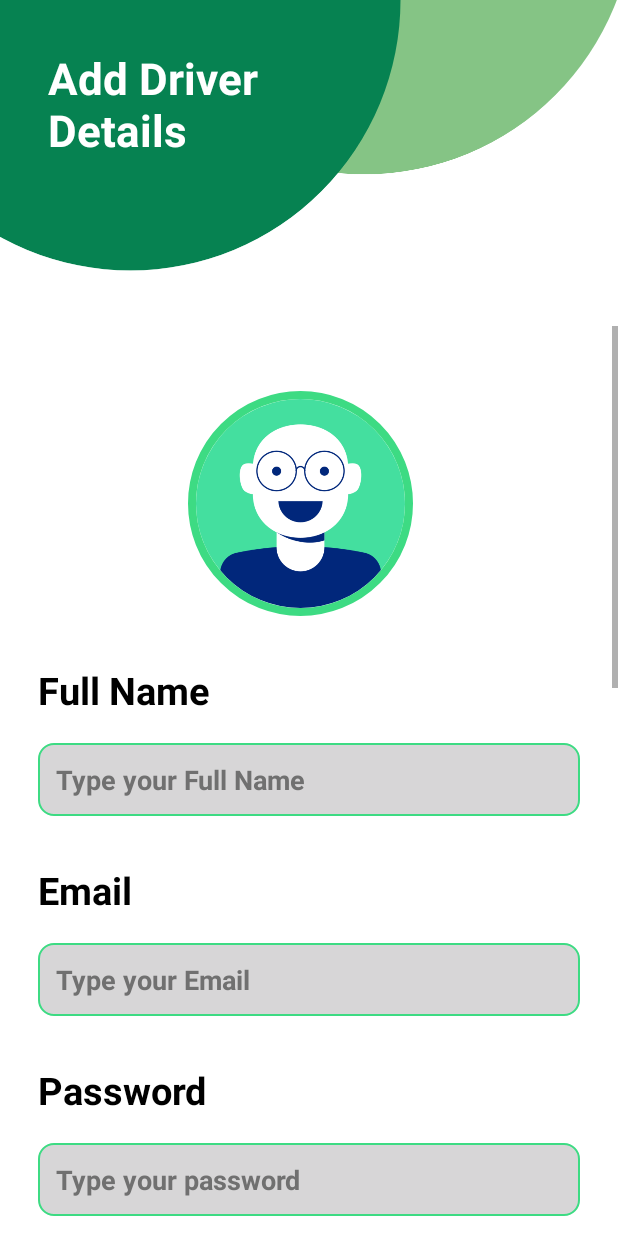
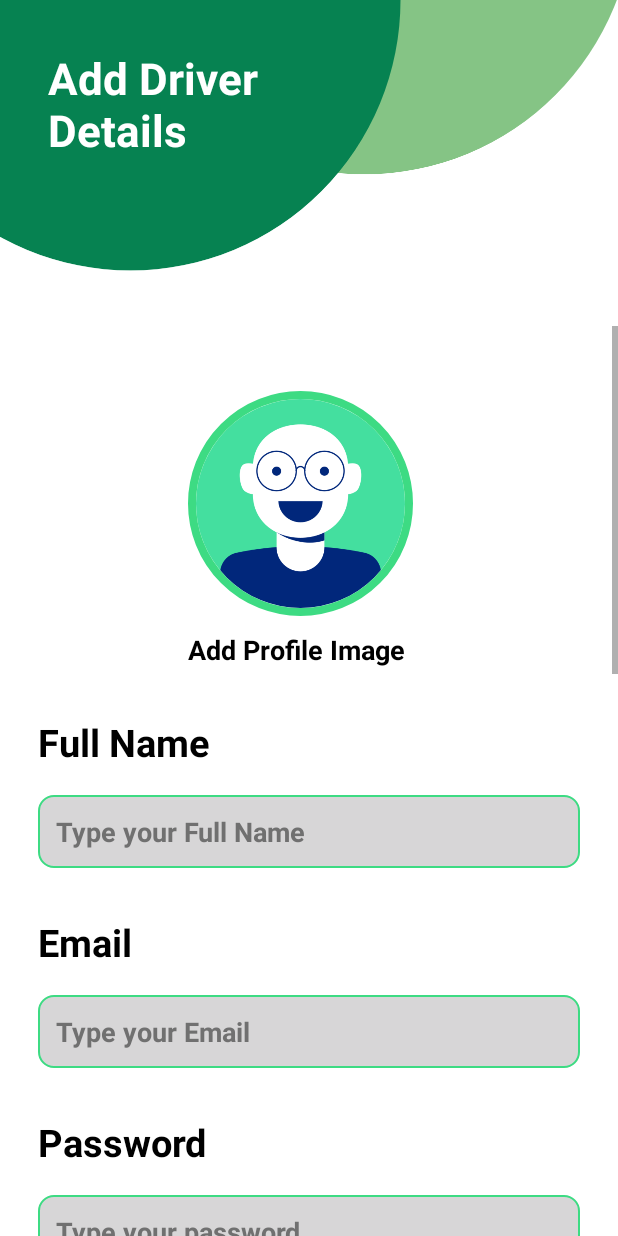
Before and after one commit to PrayasDhand/FinalDriverApp, an Android app: the DriverRegistration screen opened directly, with no data from a screen before it, on a phone screen of 412 x 824 dp. Run offline under Robolectric (Android 15) with nearby library versions, the phone set to English and light mode, and no system bars; our stand-ins replace CircleImageView, Firebase (no records; nobody signed in at launch, a user with empty details on screens opened directly); libraries missing offline, so code that uses them is left out: com.googlecode.tesseract; 1 statement that could not run was skipped.

Commit message:
Made some changes and integrated firebase

```diff
--- a/app/src/main/java/com/example/basic/DriverRegistration.java
+++ b/app/src/main/java/com/example/basic/DriverRegistration.java
@@ -20,6 +20,7 @@ import android.widget.CheckBox;
 import android.widget.EditText;
 
 import android.widget.ImageView;
+import android.widget.TextView;
 import android.widget.Toast;
 import androidx.appcompat.app.AppCompatActivity;
 import androidx.appcompat.widget.AppCompatButton;
@@ -45,6 +46,7 @@ public class DriverRegistration extends AppCompatActivity {
     private ImageView licenseImageView;
     private TextInputEditText dobEditText;
     EditText fullNameEditText;
+    private TextView profileImageText;
     EditText emailEditText;
     EditText passwordEditText;
     private CheckBox showPasswordCheckBox;
@@ -78,11 +80,14 @@ public class DriverRegistration extends AppCompatActivity {
         emailEditText = findViewById(R.id.email);
         passwordEditText = findViewById(R.id.password);
         dobEditText = findViewById(R.id.dobEditText);
+
+
         TextInputLayout datePickerLayout = findViewById(R.id.datePickerLayout);
         dobEditText.setOnClickListener(v -> showDatePickerDialog());
 
         vehicleEditText = findViewById(R.id.vehicleType);
         licenseNoEditText = findViewById(R.id.licenseNo);
+        profileImageText = findViewById(R.id.addProfileImageText);
         contactEditText = findViewById(R.id.contact);
         addressEditText = findViewById(R.id.address);
         circularImageViewDriver = findViewById(R.id.circularImageViewDriver);
@@ -354,7 +359,14 @@ public class DriverRegistration extends AppCompatActivity {
 
     private boolean verifyDetailsWithOCR(String ocrResult, String licenseNo) {
         // Check if the license number is present in the OCR result
-        return ocrResult.toLowerCase().contains(licenseNo.toLowerCase());
+        String ocrResultLowerCase = ocrResult.toLowerCase();
+
+        // Check if the license number and vehicle type are present in the OCR result
+        boolean licenseNumberMatch = ocrResultLowerCase.contains(licenseNo.toLowerCase());
+
+
+        // Both license number and vehicle type should match for successful validation
+        return licenseNumberMatch;
     }
 
 
--- a/app/src/main/res/layout/register_driver.xml
+++ b/app/src/main/res/layout/register_driver.xml
@@ -61,6 +61,20 @@
 
                 app:layout_constraintStart_toStartOf="parent"
                 app:layout_constraintTop_toBottomOf="@id/imageViewDriver" />
+
+            <TextView
+                android:id="@+id/addProfileImageText"
+                android:layout_width="wrap_content"
+                android:layout_height="wrap_content"
+                android:layout_below="@id/circularImageViewDriver"
+                android:layout_centerHorizontal="true"
+                android:layout_marginStart="100dp"
+                android:layout_marginTop="10dp"
+                android:text="Add Profile Image"
+                android:textAlignment="center"
+                android:textColor="@color/black"
+                android:textSize="18sp"
+                android:textStyle="bold" />
 
             <TextView
                 android:id="@+id/DriverTv1"
@@ -266,7 +280,7 @@
                 android:layout_width="match_parent"
                 android:layout_height="wrap_content"
                 android:layout_marginTop="32dp"
-                android:text="Vehicle Type"
+                android:text="License Type (Vehicle Type Authorized)"
                 android:textColor="@color/black"
                 android:textSize="25sp"
                 android:textStyle="bold" />
@@ -278,7 +292,7 @@
                 android:layout_marginTop="18dp"
                 android:background="@drawable/edit_text_background"
                 android:ems="10"
-                android:hint="Provide your Vehicle Type"
+                android:hint="Provide your License Type"
                 android:inputType="text"
                 android:padding="12dp"
                 android:textColorHint="#707070"
```
